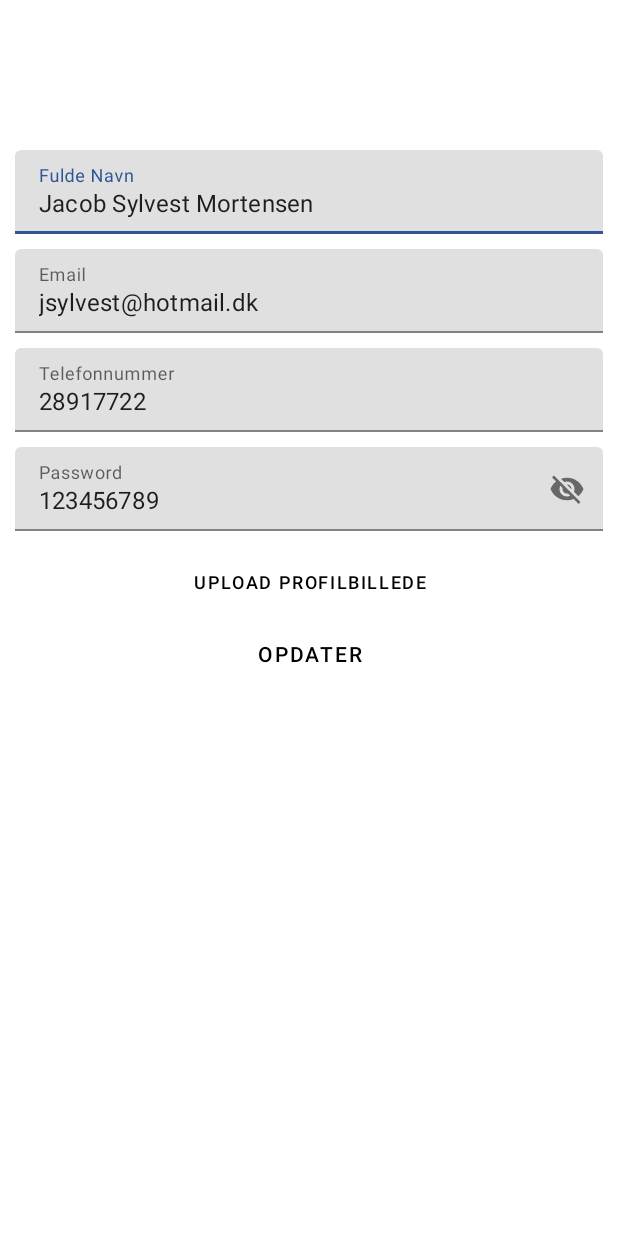
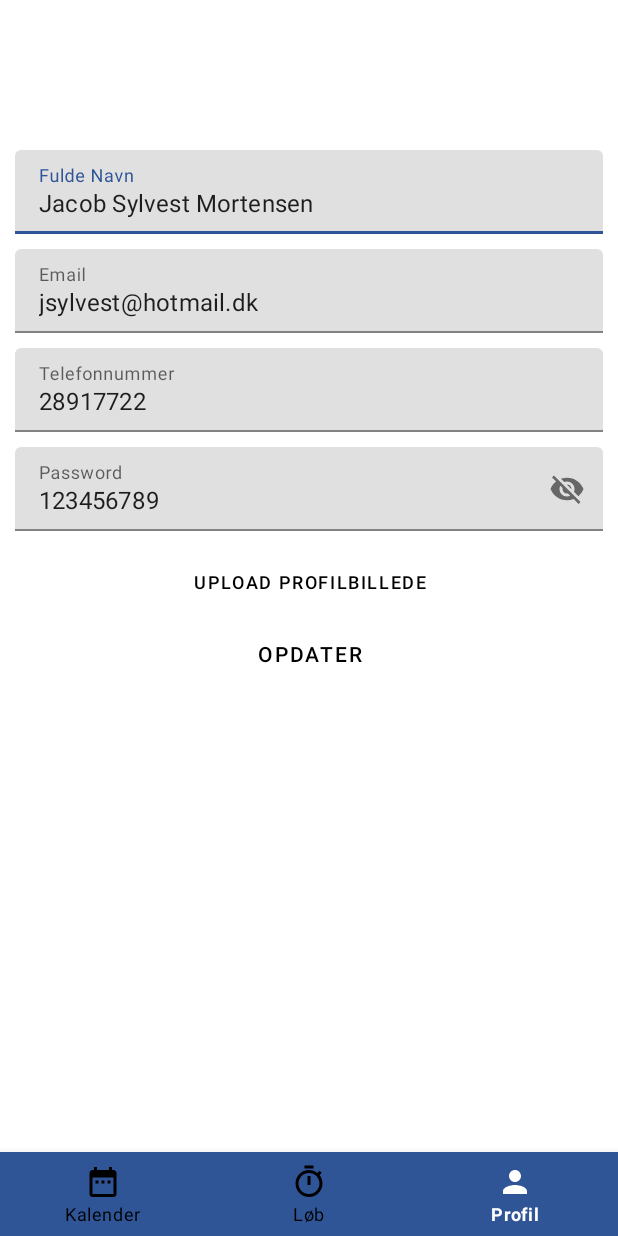
Before and after one commit to JacobSylvest/SportsEventV2, an Android app: the RedigerProfil screen opened directly, with no data from a screen before it, on a phone screen of 412 x 824 dp. Run offline under Robolectric (Android 15) with nearby library versions, the light colour scheme and no system bars.

Commit message:
return true; design på profil_wButtons færdig

```diff
--- a/app/src/main/res/layout/activity_rediger_profil.xml
+++ b/app/src/main/res/layout/activity_rediger_profil.xml
@@ -93,15 +93,20 @@
 
     </LinearLayout>
 
+    <RelativeLayout
+        android:layout_width="match_parent"
+        android:layout_height="match_parent">
+        <com.google.android.material.bottomnavigation.BottomNavigationView
+            android:id="@+id/bottom_navigation"
+            android:layout_width="match_parent"
+            android:layout_height="wrap_content"
+            android:layout_alignParentBottom="true"
+            app:itemBackground="@color/temafarve"
+            app:itemIconTint="@drawable/selector"
+            app:itemTextColor="@drawable/selector"
+            app:menu="@menu/menu_navigation" />
+    </RelativeLayout>
 
-    <!--<Button
-        android:id="@+id/upload_profiilbillede"
-        android:layout_width="match_parent"
-        android:layout_height="wrap_content"
-        android:text="Upload profilbillede"
-        android:background="#00000000"
-        android:textColor="#000"
-        android:textSize="12sp"/>
-    /-->
+
 
 </androidx.constraintlayout.widget.ConstraintLayout>
```
Also changed, not shown: app/src/main/java/com/example/sportseventv2/RedigerProfil.java (+37 -0 lines).
